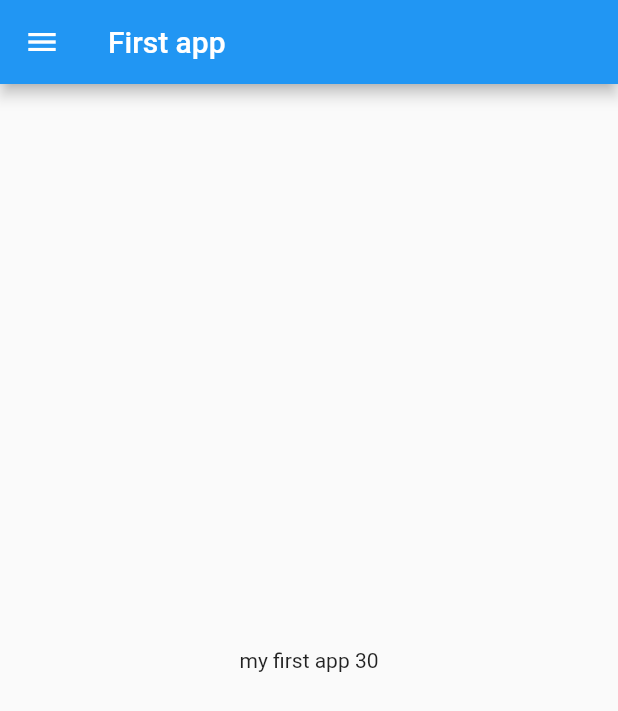
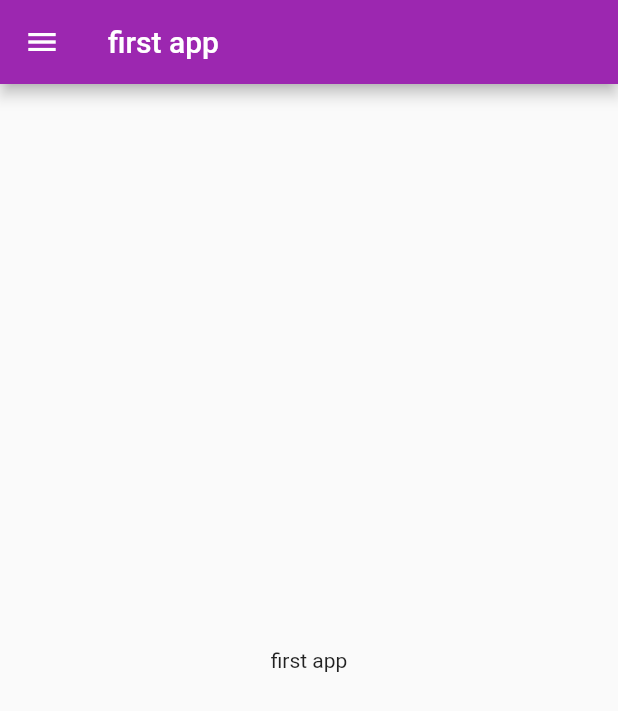
Before and after one commit to MuneebCH002/flutter, a Flutter app: the Homepage screen opened directly, on a phone screen of 412 x 824 dp. Shown: the top 711 px of the screen. Run offline on Flutter 3.47's test engine with Material 2 defaults, Android fonts, the phone set to English and light mode, and no system bars; statements that could not run were skipped.

Commit message:
day 4 completed

```diff
--- a/lib/Homepage.dart
+++ b/lib/pages/Homepage.dart
@@ -5,17 +5,12 @@ class Homepage extends StatelessWidget {
 
   @override
   Widget build(BuildContext context) {
-    var days = 30;
     return Scaffold(
       appBar: AppBar(
-        title: Text("First app"),
+        title: Text("first app"),
       ),
-      body: Center(
-        child: Container(
-          child: Text("my first app $days"),
-        ),
-      ),
-      drawer: Drawer(),
+      body: const Center(child: Text("first app")),
+      drawer: const Drawer(),
     );
   }
 }
```
Also changed, not shown: lib/main.dart (+10 -2 lines), lib/pages/LoginPage.dart (added, +17 -0 lines).
